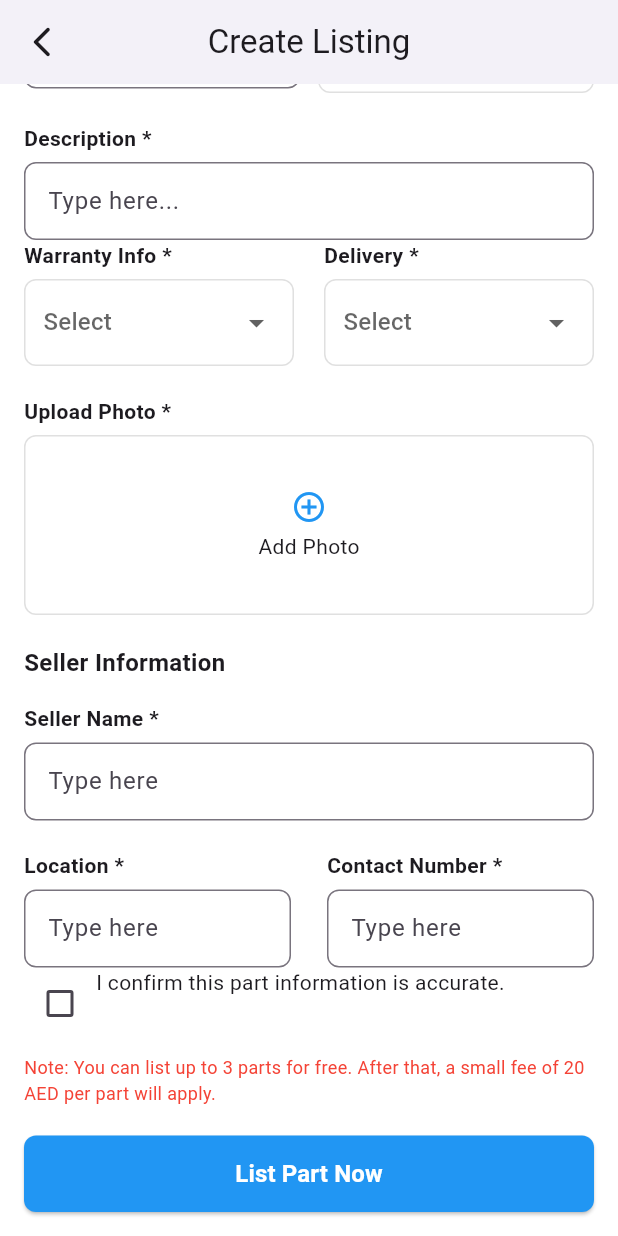
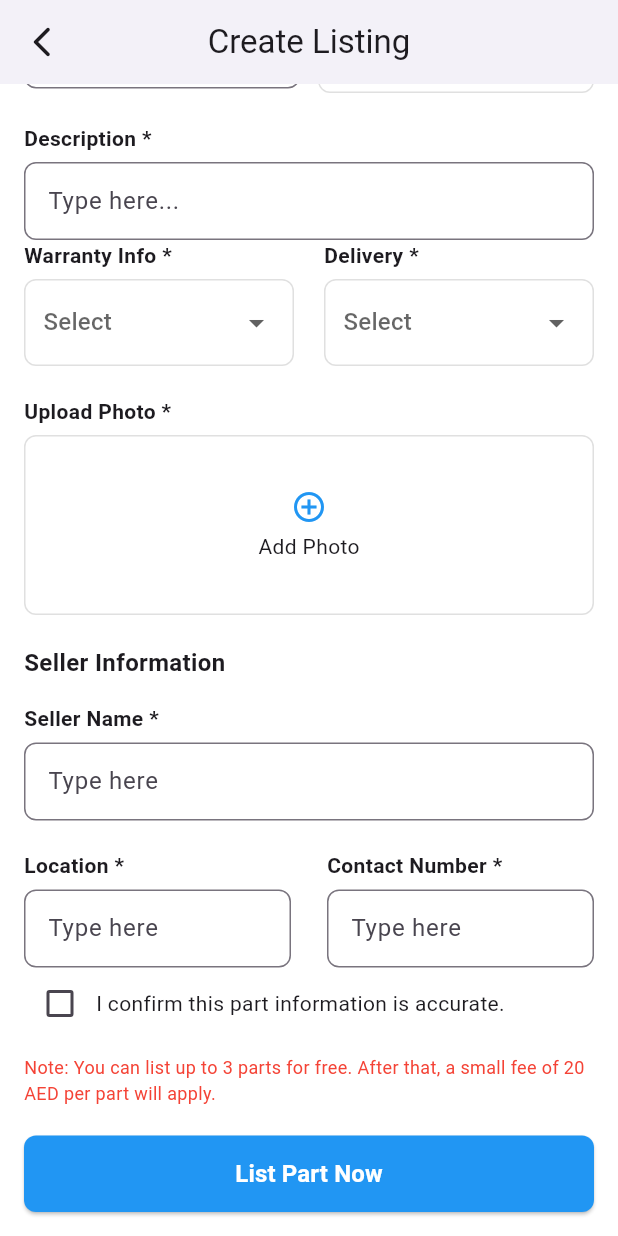
Before and after one commit to Dev-Ninjas-Backup/yousef1234321, a Flutter app: the PartsDetailsScreen screen opened by its route, scrolled down 544 dp, on a phone screen of 412 x 824 dp. Run offline on Flutter 3.47's test engine with Material 3 defaults, Android fonts, the phone set to English and light mode, and no system bars; our stand-ins replace flutter_easyloading, flutter_screenutil, get, google_fonts, image_picker.

Commit message:
updated file

```diff
--- a/lib/features/parts_details/screen/parts_details_screen.dart
+++ b/lib/features/parts_details/screen/parts_details_screen.dart
@@ -228,7 +228,7 @@ class PartsDetailsScreen extends StatelessWidget {
               ],
             ),
             Row(
-              crossAxisAlignment: CrossAxisAlignment.start,
+              mainAxisAlignment: MainAxisAlignment.start,
               children: [
                 Obx(
                   () => Checkbox(
```
